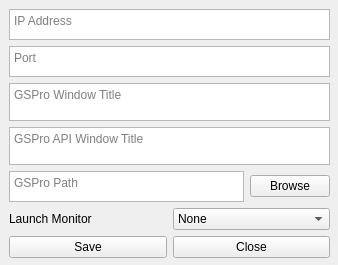
Old version of the form src/SettingsForm.ui in the repository springbok/MLM2PRO-GSPro-Connector.
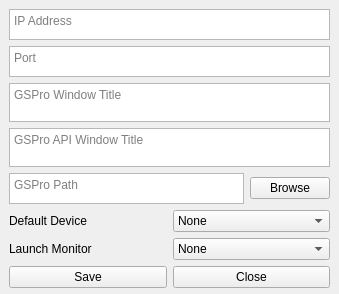
New version of the form.

Commit message: Add default device to settings, auto select at startup

Diff of the .ui file:
```diff
--- a/src/SettingsForm.ui
+++ b/src/SettingsForm.ui
@@ -9,8 +9,8 @@
    <rect>
     <x>0</x>
     <y>0</y>
-    <width>338</width>
-    <height>265</height>
+    <width>339</width>
+    <height>294</height>
    </rect>
   </property>
   <property name="windowTitle">
@@ -22,14 +22,14 @@
      <x>9</x>
      <y>9</y>
      <width>321</width>
-     <height>249</height>
+     <height>279</height>
     </rect>
    </property>
    <layout class="QVBoxLayout" name="verticalLayout_2">
     <item>
      <layout class="QVBoxLayout" name="verticalLayout">
       <item>
-       <layout class="QVBoxLayout" name="verticalLayout_3" stretch="1,1,0,0,0">
+       <layout class="QVBoxLayout" name="verticalLayout_3" stretch="1,1,0,0,0,0">
         <property name="sizeConstraint">
          <enum>QLayout::SetMinimumSize</enum>
         </property>
@@ -157,6 +157,31 @@
           </item>
          </layout>
         </item>
+        <item>
+         <layout class="QHBoxLayout" name="horizontalLayout_9">
+          <item>
+           <widget class="QLabel" name="label_7">
+            <property name="text">
+             <string>Default Device</string>
+            </property>
+           </widget>
+          </item>
+          <item>
+           <widget class="QComboBox" name="default_device_combo">
+            <item>
+             <property name="text">
+              <string>None</string>
+             </property>
+            </item>
+            <item>
+             <property name="text">
+              <string>New Item</string>
+             </property>
+            </item>
+           </widget>
+          </item>
+         </layout>
+        </item>
        </layout>
       </item>
       <item>
```
The commit also changes 6 other files.
